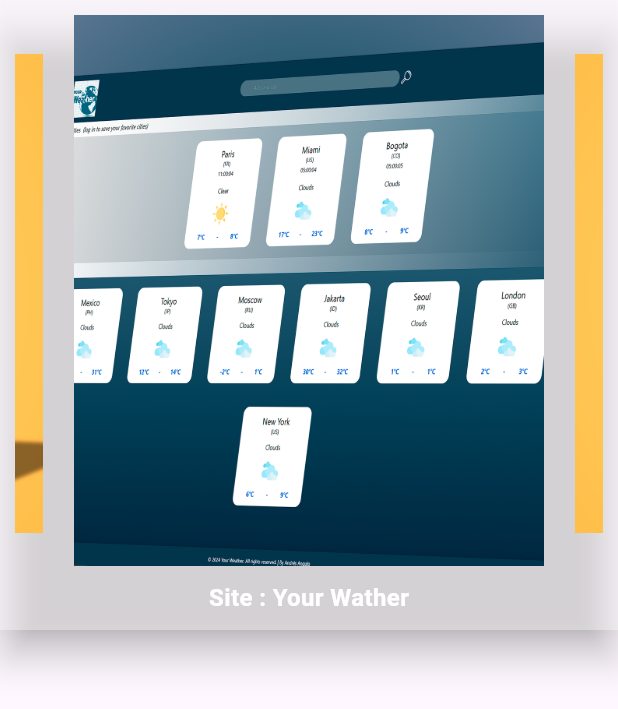
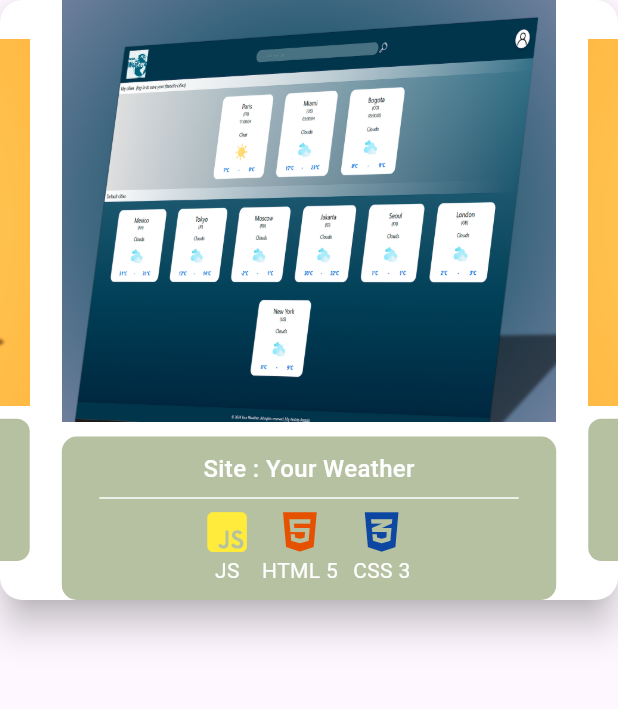
Before and after one commit to andres-angulo-dev/my-portfolio, a Flutter app: the ProjectsCard widget shown alone on an empty page, opened directly, swiped to page 2, on a phone screen of 412 x 824 dp. Shown: the top 709 px of the screen. Run offline on Flutter 3.47's test engine with Material 3 defaults, Android fonts, the phone set to English and light mode, and no system bars; drawn by our look-alikes of carousel_slider; our stand-ins replace flutter_dotenv, font_awesome_flutter, lottie, permission_handler, visibility_detector; missing offline and left inert: dart:html, fab_circular_menu_plus, mailer.

Commit message:
added: technos for every projects card

```diff
--- a/lib/components/appbar_component.dart
+++ b/lib/components/appbar_component.dart
@@ -195,7 +195,7 @@ class AppBarComponentState extends State<AppBarComponent> with TickerProviderSta
       children: [
         Positioned(
           left: screenWidth < 768 ? 30 : screenWidth * 0.20,
-          top: screenWidth < 768 ? MediaQuery.of(context).size.height / 2 - 52 : MediaQuery.of(context).size.height / 2 - 68,
+          top: screenWidth < 768 ? MediaQuery.of(context).size.height / 2 - 82 : MediaQuery.of(context).size.height / 2 - 68,
           child: FadeTransition(
             opacity: _fadeAnimation,
             child: SlideTransition(
@@ -212,7 +212,7 @@ class AppBarComponentState extends State<AppBarComponent> with TickerProviderSta
         ),
         Positioned(
           left: screenWidth < 768 ? 30 : screenWidth * 0.20,
-          top: MediaQuery.of(context).size.height / 2 - 22,
+          top: MediaQuery.of(context).size.height / 2 - 52,
           child: Row(
             children: List.generate(name.length, (index) {
               return FadeTransition(
@@ -236,7 +236,7 @@ class AppBarComponentState extends State<AppBarComponent> with TickerProviderSta
         ),
         Positioned(
           left: screenWidth < 768 ? 30 : screenWidth * 0.20,
-          top: screenWidth < 768 ? MediaQuery.of(context).size.height / 2 + 12 : MediaQuery.of(context).size.height / 2 + 38,
+          top: screenWidth < 768 ? MediaQuery.of(context).size.height / 2 - 22 : MediaQuery.of(context).size.height / 2 + 38,
           child: FadeTransition(
             opacity: _fadeAnimation,
             child: SlideTransition(
--- a/lib/components/projects_card.dart
+++ b/lib/components/projects_card.dart
@@ -2,70 +2,116 @@ import 'package:flutter/material.dart';
 import 'package:flutter/foundation.dart';
 import 'package:carousel_slider/carousel_slider.dart';
 import 'package:url_launcher/url_launcher.dart';
+import 'package:font_awesome_flutter/font_awesome_flutter.dart';
 import '../utils/global_colors.dart';
 import '../utils/global_others.dart';
 
 class ProjectsCard extends StatelessWidget {
-  ProjectsCard({ super.key });
+  ProjectsCard({super.key});
 
-  final List<Map<String, String>> projects = [
+  final List<Map<String, dynamic>> projects = [
     {
       'name': 'App : Mon Portfolio',
       'image': AppImages.myPortfolioProject,
       'url': 'https://weather-frontend-sage.vercel.app/',
+      'technologies': [
+        {'icon': FontAwesomeIcons.flutter, 'color': GlobalColors.technoIconBlueOpt, 'label': 'Flutter'},
+      ],
     },
     {
-      'name': 'Site : Your Wather',
+      'name': 'Site : Your Weather',
       'image': AppImages.yourWeatherProject,
       'url': 'https://weather-frontend-sage.vercel.app/',
-    }
+      'technologies': [
+        {'icon': FontAwesomeIcons.squareJs, 'color': GlobalColors.technoIconYellow, 'label': 'JS'},
+        {'icon': FontAwesomeIcons.html5, 'color': GlobalColors.technoIconOrangeOpt, 'label': 'HTML 5'},
+        {'icon': FontAwesomeIcons.css3Alt, 'color': GlobalColors.technoIconBlueOpt, 'label': 'CSS 3'},
+      ],
+    },
   ];
 
   @override
   Widget build(BuildContext context) {
     return Card(
-      elevation: 10, // Adds a shadow effect to the card.
-      margin: EdgeInsets.only(bottom: 40), // Margin at the bottom of the card.
-      shape: LinearBorder(side: BorderSide.none), // Shape of the card with no side border.
-      color: GlobalColors.tertiaryBackground.withOpacity(0.4), // Semi-transparent white background color.
-      // color: Color(0xFFA3B18A).withOpacity(0.65), // Semi-transparent white background color.
+      elevation: 10, // Adds a shadow effect to the card
+      margin: EdgeInsets.only(bottom: 40), // Margin at the bottom of the card
+      shape: RoundedRectangleBorder(borderRadius: BorderRadius.circular(15)), // Rounded corners for a nice look
+      color: GlobalColors.tertiaryBackground, // Background color
       child: Padding(
-        padding: EdgeInsets.all(10), // Padding inside the card.
+        padding: EdgeInsets.all(0), // Padding inside the card
         child: CarouselSlider(
           options: CarouselOptions(
-            height: 400.0, // Height of the carousel.
-            autoPlay: true, // Automatically plays the carousel slides.
-            enlargeCenterPage: true, // Enlarges the center slide.
+            height: 400.0, // Height of the carousel
+            autoPlay: true, // Automatically plays the carousel slides
+            enlargeCenterPage: true, // Enlarges the center slide
           ),
           items: projects.map((project) {
             return Builder(
               builder: (BuildContext context) {
                 return GestureDetector(
-                  // On tapping the card, open the project URL.
+                  // On tapping the card, open the project URL
                   onTap: () async {
                     try {
                       if (!await launchUrl(Uri.parse(project['url']!))) {
                         throw Exception('Could not launch ${project['url']}');
                       }
                     } catch (error) {
-                      throw 'Could not launch ${project['url']}, error: $error'; // Handle URL launch error.
+                      throw 'Could not launch ${project['url']}, error: $error';
                     }
                   },
                   child: Column(
                     children: [
                       Expanded(
                         child: Image.asset(
-                          project['image']!.toString(), // Display project image.
-                          fit: BoxFit.cover, // Ensure the image covers the entire area.
+                          project['image']!.toString(), // Display project image
+                          fit: BoxFit.cover, // Ensure the image covers the entire area
                         ),
                       ),
-                      SizedBox(height: 10), // Space between the image and the text.
-                      Text(
-                        project['name']!,
-                        style: TextStyle(
-                          fontSize: 16,
-                          fontWeight: FontWeight.bold,
-                          color: GlobalColors.projectsTitleColor, // Text color for readability.
+                      SizedBox(height: 10), // Space between the image and the text
+                      Container(
+                        padding: EdgeInsets.all(10), // Padding inside the container
+                        width: 500,
+                        decoration: BoxDecoration(
+                          color: Color(0xFFA3B18A).withOpacity(0.8), // Background color with opacity
+                          borderRadius: BorderRadius.circular(10), // Rounded corners for a nicer look
+                        ),
+                        child: Column(
+                          children: [
+                            Text(
+                              project['name']!,
+                              style: TextStyle(
+                                fontSize: 16,
+                                fontWeight: FontWeight.w500,
+                                color: GlobalColors.tertiaryBackground, // Text color for readability
+                              ),
+                            ),
+                            Divider(
+                              color: Colors.white,
+                              thickness: 1, // Thickness of the divider
+                              indent: 15, // Indentation from the start of the row
+                              endIndent: 15, // Indentation from the end of the row
+                            ),
+                            // SizedBox(height: 10), // Space between project name and icons
+                            Wrap(
+                              alignment: WrapAlignment.center,
+                              spacing: 10, // Space between tech icons
+                              children: project['technologies']!.map<Widget>((tech) {
+                                return Column(
+                                  children: [
+                                    FaIcon(
+                                      tech['icon'],
+                                      color: tech['color'],
+                                      size: 30, // Icon size
+                                    ),
+                                    Text(
+                                      tech['label']!,
+                                      style: TextStyle(fontSize: 14, color: GlobalColors.tertiaryBackground), // Text style for tech label
+                                    ),
+                                  ],
+                                );
+                              }).toList(),
+                            ),
+                          ],
                         ),
                       ),
                     ],
@@ -82,6 +128,7 @@ class ProjectsCard extends StatelessWidget {
   }
 }
 
+// Extension to adapt widget width on web
 extension on Widget {
   Widget ifWeb(double width) {
     return SizedBox(
--- a/lib/utils/global_colors.dart
+++ b/lib/utils/global_colors.dart
@@ -22,7 +22,7 @@ class GlobalColors {
   static const Color appBarTextColor = Colors.white;
   static const Color titleColor = Colors.white;
   static const Color textColor = Colors.black;
-  static const Color projectsTitleColor = Colors.white;
+  static const Color projectsTitleColor = Color.fromARGB(255, 0, 0, 0);
   static const Color drawerTitleColor = Colors.white;
   static const Color technoTitleColor = Colors.white;
 
--- a/pubspec.yaml
+++ b/pubspec.yaml
@@ -90,15 +90,11 @@ flutter:
     - assets/drawer_background.png
     - assets/my_portfolio.png
     - assets/cv_Andrés_Angulo.pdf
-    - assets/code.png
-    - assets/shapes.riv
-    - assets/shapes.png
     - assets/animation_projects_card.json
     - assets/home_web.json
     - assets/main_scene.json
     - assets/home_mobile.json
     - assets/button.json
-    # - assets/works.riv
     - .env
 
 
```
Also changed, not shown: assets/code.gif (deleted), assets/code.png (deleted), assets/shapes.png (deleted), 1 other file.
